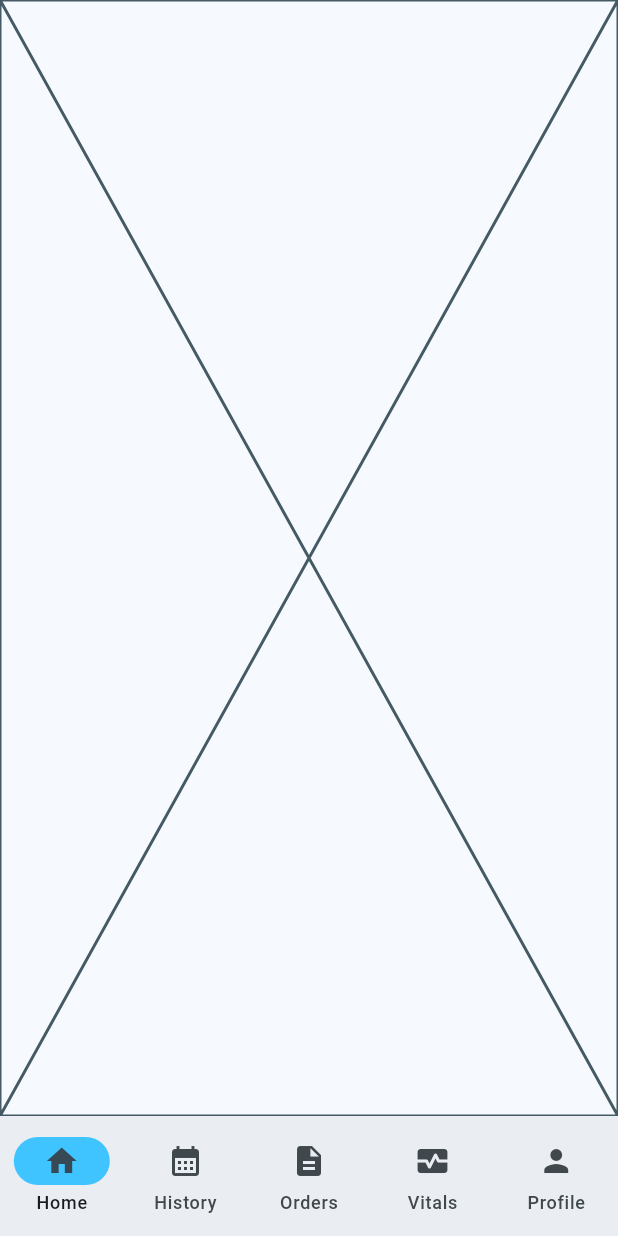
After one commit to H-Munene/zuri_clone, a Flutter app: the NavigationMenu screen opened directly, on a phone screen of 412 x 824 dp. The commit adds this screen. Run offline on Flutter 3.47's test engine with Material 3 defaults, Android fonts, the light colour scheme and no system bars; our stand-ins replace intl_phone_field.

Commit message:
refactor: rename home to navigation menu, created home page

```diff
--- /dev/null
+++ b/lib/pages/home.dart
@@ -0,0 +1,15 @@
+import 'package:flutter/material.dart';
+
+class HomePage extends StatefulWidget {
+  const HomePage({super.key});
+
+  @override
+  State<HomePage> createState() => _HomePageState();
+}
+
+class _HomePageState extends State<HomePage> {
+  @override
+  Widget build(BuildContext context) {
+    return const Placeholder();
+  }
+}
--- a/lib/pages/homepage.dart
+++ b/lib/pages/navigationmenu.dart
@@ -1,15 +1,14 @@
 import 'package:flutter/material.dart';
-import 'package:zuri_health_clone/widgets/title.dart';
 import 'package:zuri_health_clone/utils/globals.dart' as globals;
 
-class Homepage extends StatefulWidget {
-  const Homepage({super.key});
+class NavigationMenu extends StatefulWidget {
+  const NavigationMenu({super.key});
 
   @override
-  State<Homepage> createState() => _HomepageState();
+  State<NavigationMenu> createState() => _HomepageState();
 }
 
-class _HomepageState extends State<Homepage> {
+class _HomepageState extends State<NavigationMenu> {
   int currentPageIndex = 0;
 
   @override
--- a/lib/routes/routes.dart
+++ b/lib/routes/routes.dart
@@ -2,7 +2,7 @@ import 'package:flutter/material.dart';
 import 'package:zuri_health_clone/auth/forgotpass.dart';
 import 'package:zuri_health_clone/auth/login.dart';
 import 'package:zuri_health_clone/auth/register.dart';
-import 'package:zuri_health_clone/pages/homepage.dart';
+import 'package:zuri_health_clone/pages/home.dart';
 
 class RouteGenerator {
   static const String homePage = "/";
@@ -19,7 +19,7 @@ class RouteGenerator {
       case registerPage:
         return MaterialPageRoute(builder: (_) => const RegisterPage());
       case homePage:
-        return MaterialPageRoute(builder: (_) => const Homepage());
+        return MaterialPageRoute(builder: (_) => const HomePage());
       case forgotPasswordPage:
         return MaterialPageRoute(builder: (_) => const ForgotPasswordPage());
       default:
--- a/lib/utils/globals.dart
+++ b/lib/utils/globals.dart
@@ -1,10 +1,9 @@
 import 'package:flutter/material.dart';
 import 'package:zuri_health_clone/pages/historypage.dart';
-import 'package:zuri_health_clone/pages/homepage.dart';
+import 'package:zuri_health_clone/pages/home.dart';
 import 'package:zuri_health_clone/pages/orders.dart';
 import 'package:zuri_health_clone/pages/profile.dart';
 import 'package:zuri_health_clone/pages/vitals.dart';
-import 'package:zuri_health_clone/routes/routes.dart';
 
 //colors
 const placeholdercolor = Color.fromRGBO(129, 127, 127, 1);
@@ -59,9 +58,9 @@ List<NavigationDestination> bottomNavBar = [
 ];
 
 List pages = [
-  const Homepage(),
+  const HomePage(),
   const HistoryPage(),
   const OrdersPage(),
   const VitalsPage(),
   const ProfilePage(),
-  ];
+];
```
